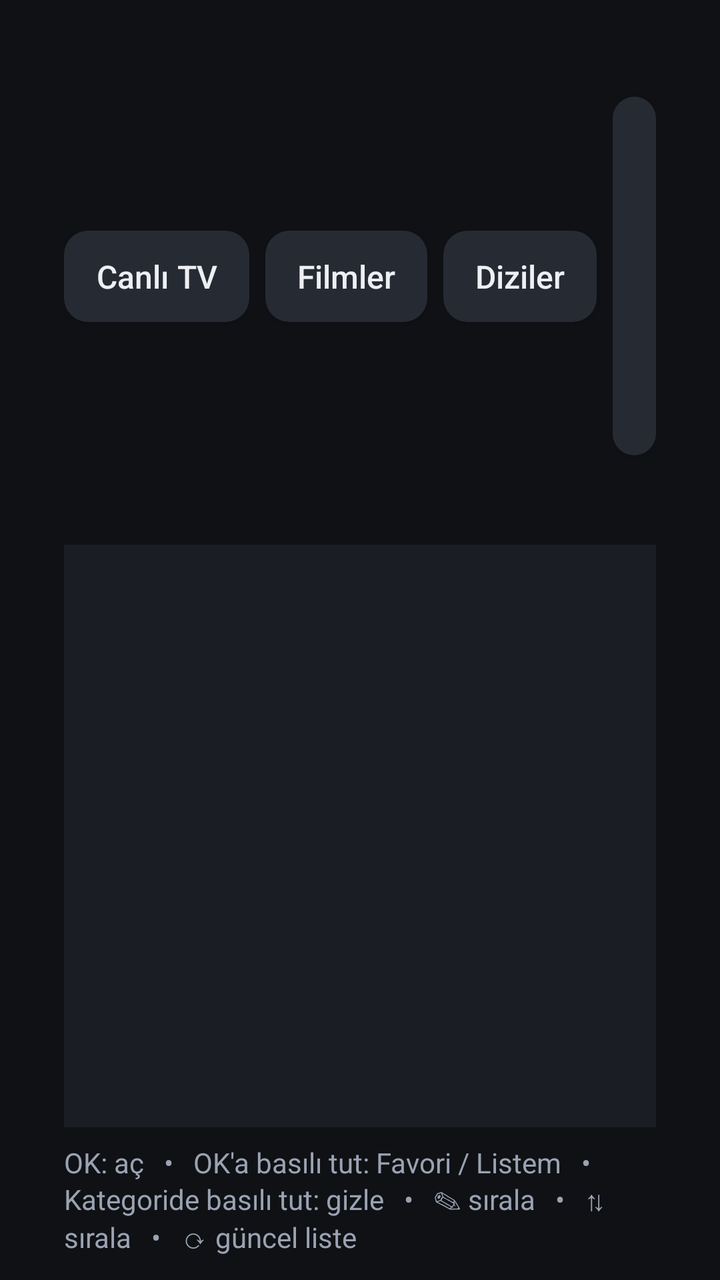
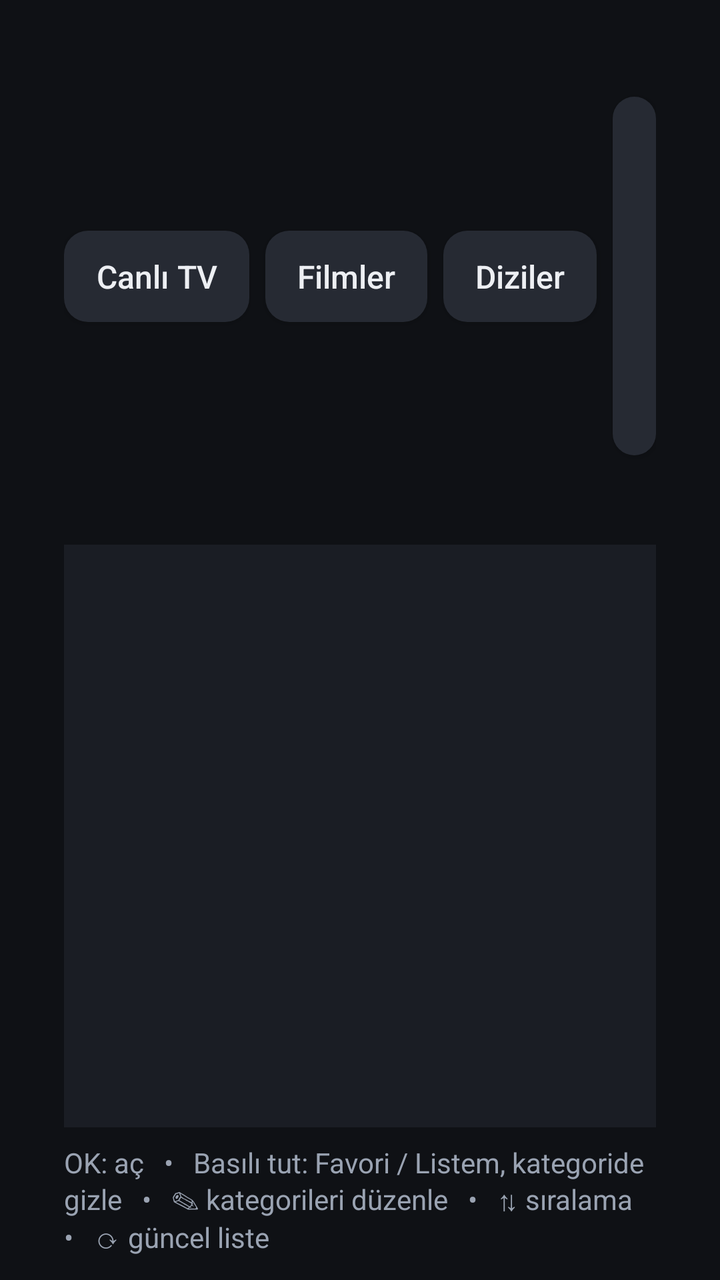

Before-and-after screenshots of an Android layout around one commit, followed by the original layout XML and the change that was made.
<!-- AndroidManifest.xml: application theme AppTheme -->
<!-- res/layout/activity_channels.xml -->
<?xml version="1.0" encoding="utf-8"?>
<LinearLayout xmlns:android="http://schemas.android.com/apk/res/android"
    android:layout_width="match_parent"
    android:layout_height="match_parent"
    android:background="@color/bg"
    android:orientation="vertical"
    android:paddingLeft="32dp"
    android:paddingTop="20dp"
    android:paddingRight="32dp"
    android:paddingBottom="12dp">

    <LinearLayout
        android:layout_width="match_parent"
        android:layout_height="wrap_content"
        android:gravity="center_vertical"
        android:orientation="horizontal">

        <Button
            android:id="@+id/tabLive"
            style="@style/Btn"
            android:text="Canlı TV" />

        <Button
            android:id="@+id/tabMovies"
            style="@style/Btn"
            android:layout_marginLeft="8dp"
            android:text="Filmler" />

        <Button
            android:id="@+id/tabSeries"
            style="@style/Btn"
            android:layout_marginLeft="8dp"
            android:text="Diziler" />

        <Button
            android:id="@+id/tabList"
            style="@style/Btn"
            android:layout_marginLeft="8dp"
            android:text="☰ Listem" />

        <Button
            android:id="@+id/tabFav"
            style="@style/Btn"
            android:layout_marginLeft="8dp"
            android:text="★ Favoriler" />

        <EditText
            android:id="@+id/etSearch"
            style="@style/Input"
            android:layout_width="0dp"
            android:layout_marginLeft="16dp"
            android:layout_marginTop="0dp"
            android:layout_weight="1"
            android:hint="Ara…"
            android:imeOptions="actionSearch"
            android:inputType="text"
            android:padding="10dp"
            android:textSize="16sp" />

        <Button
            android:id="@+id/btnSort"
            style="@style/Btn"
            android:layout_marginLeft="8dp"
            android:text="⇅ Sıra" />

        <Button
            android:id="@+id/btnReload"
            style="@style/Btn"
            android:layout_marginLeft="8dp"
            android:text="⟳" />

        <Button
            android:id="@+id/btnAccount"
            style="@style/Btn"
            android:layout_marginLeft="8dp"
            android:text="⚙" />
    </LinearLayout>

    <FrameLayout
        android:layout_width="match_parent"
        android:layout_height="0dp"
        android:layout_marginTop="16dp"
        android:layout_weight="1">

        <LinearLayout
            android:layout_width="match_parent"
            android:layout_height="match_parent"
            android:orientation="horizontal">

            <androidx.recyclerview.widget.RecyclerView
                android:id="@+id/rvCategories"
                android:layout_width="300dp"
                android:layout_height="match_parent"
                android:background="@color/panel"
                android:clipToPadding="false"
                android:padding="8dp" />

            <androidx.recyclerview.widget.RecyclerView
                android:id="@+id/rvChannels"
                android:layout_width="0dp"
                android:layout_height="match_parent"
                android:layout_marginLeft="16dp"
                android:layout_weight="1"
                android:clipToPadding="false"
                android:padding="4dp" />
        </LinearLayout>

        <LinearLayout
            android:id="@+id/loading"
            android:layout_width="wrap_content"
            android:layout_height="wrap_content"
            android:layout_gravity="center"
            android:gravity="center"
            android:orientation="vertical"
            android:visibility="gone">

            <ProgressBar
                android:layout_width="56dp"
                android:layout_height="56dp" />

            <TextView
                android:id="@+id/tvLoading"
                android:layout_width="wrap_content"
                android:layout_height="wrap_content"
                android:layout_marginTop="12dp"
                android:textColor="@color/text_dim"
                android:textSize="16sp" />
        </LinearLayout>

        <TextView
            android:id="@+id/tvEmpty"
            android:layout_width="wrap_content"
            android:layout_height="wrap_content"
            android:layout_gravity="center"
            android:layout_marginLeft="300dp"
            android:gravity="center"
            android:padding="24dp"
            android:textColor="@color/text_dim"
            android:textSize="18sp"
            android:visibility="gone" />
    </FrameLayout>

    <TextView
        android:id="@+id/tvHint"
        android:layout_width="match_parent"
        android:layout_height="wrap_content"
        android:layout_marginTop="8dp"
        android:text="OK: aç   •   OK'a basılı tut: Favori / Listem   •   Kategoride basılı tut: gizle   •   ✎ sırala   •   ⇅ sırala   •   ⟳ güncel liste"
        android:textColor="@color/text_dim"
        android:textSize="14sp" />
</LinearLayout>
<!-- resources referenced by this layout -->
<resources>
  <color name="bg">#0F1115</color>
  <color name="panel">#1A1D24</color>
  <color name="text_dim">#9AA3B2</color>
  <style name="Btn">
          <item name="android:layout_width">wrap_content</item>
          <item name="android:layout_height">wrap_content</item>
          <item name="android:background">@drawable/bg_button</item>
          <item name="android:textColor">@color/item_text</item>
          <item name="android:textAllCaps">false</item>
          <item name="android:textSize">16sp</item>
          <item name="android:paddingLeft">16dp</item>
          <item name="android:paddingRight">16dp</item>
          <item name="android:paddingTop">12dp</item>
          <item name="android:paddingBottom">12dp</item>
          <item name="android:minHeight">0dp</item>
          <item name="android:minWidth">0dp</item>
          <item name="android:focusable">true</item>
      </style>
  <style name="Input">
          <item name="android:layout_width">match_parent</item>
          <item name="android:layout_height">wrap_content</item>
          <item name="android:layout_marginTop">12dp</item>
          <item name="android:background">@drawable/bg_input</item>
          <item name="android:padding">14dp</item>
          <item name="android:textColor">@color/text</item>
          <item name="android:textColorHint">@color/text_dim</item>
          <item name="android:textSize">18sp</item>
          <item name="android:singleLine">true</item>
          <item name="android:imeOptions">actionNext</item>
      </style>
  <style name="AppTheme" parent="Theme.AppCompat.NoActionBar">
          <item name="android:windowBackground">@color/bg</item>
          <item name="colorPrimary">@color/accent</item>
          <item name="colorPrimaryDark">@color/bg</item>
          <item name="colorAccent">@color/accent</item>
          <item name="android:textColorPrimary">@color/text</item>
          <item name="android:textColorSecondary">@color/text_dim</item>
      </style>
  <!-- drawable bg_button (drawable) -->
  <?xml version="1.0" encoding="utf-8"?>
  <selector xmlns:android="http://schemas.android.com/apk/res/android">
      <item android:state_focused="true">
          <shape>
              <solid android:color="@color/accent" />
              <corners android:radius="12dp" />
          </shape>
      </item>
      <item android:state_activated="true">
          <shape>
              <solid android:color="@color/panel_light" />
              <stroke android:width="2dp" android:color="@color/accent" />
              <corners android:radius="12dp" />
          </shape>
      </item>
      <item>
          <shape>
              <solid android:color="@color/panel_light" />
              <corners android:radius="12dp" />
          </shape>
      </item>
  </selector>
  <!-- drawable bg_input (drawable) -->
  <?xml version="1.0" encoding="utf-8"?>
  <selector xmlns:android="http://schemas.android.com/apk/res/android">
      <item android:state_focused="true">
          <shape>
              <solid android:color="@color/panel" />
              <stroke android:width="2dp" android:color="@color/accent" />
              <corners android:radius="10dp" />
          </shape>
      </item>
      <item>
          <shape>
              <solid android:color="@color/panel" />
              <stroke android:width="1dp" android:color="@color/line" />
              <corners android:radius="10dp" />
          </shape>
      </item>
  </selector>
  <color name="text">#EDEFF3</color>
  <color name="accent">#2FD3A6</color>
  <color name="panel_light">#262A33</color>
  <color name="line">#3A4250</color>
</resources>

<!-- the commit's change to res/layout/activity_channels.xml (unified diff, before → after) -->
@@ -67,7 +67,7 @@
             android:id="@+id/btnReload"
             style="@style/Btn"
             android:layout_marginLeft="8dp"
-            android:text="⟳" />
+            android:text="⟳ Yenile" />
 
         <Button
             android:id="@+id/btnAccount"
@@ -145,7 +145,7 @@
         android:layout_width="match_parent"
         android:layout_height="wrap_content"
         android:layout_marginTop="8dp"
-        android:text="OK: aç   •   OK'a basılı tut: Favori / Listem   •   Kategoride basılı tut: gizle   •   ✎ sırala   •   ⇅ sırala   •   ⟳ güncel liste"
+        android:text="OK: aç   •   Basılı tut: Favori / Listem, kategoride gizle   •   ✎ kategorileri düzenle   •   ⇅ sıralama   •   ⟳ güncel liste"
         android:textColor="@color/text_dim"
         android:textSize="14sp" />
 </LinearLayout>
